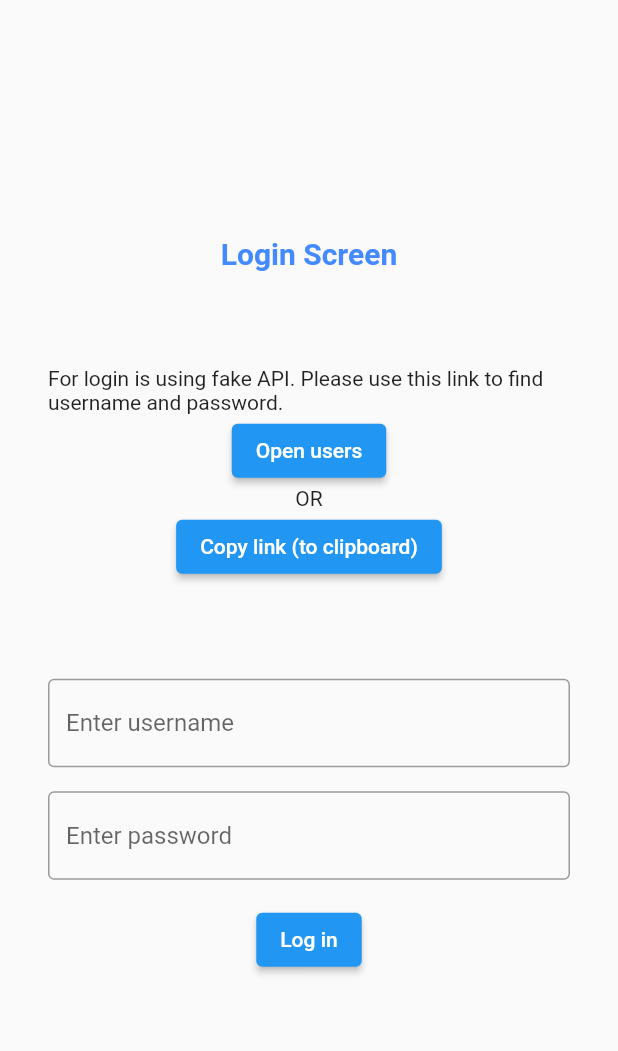
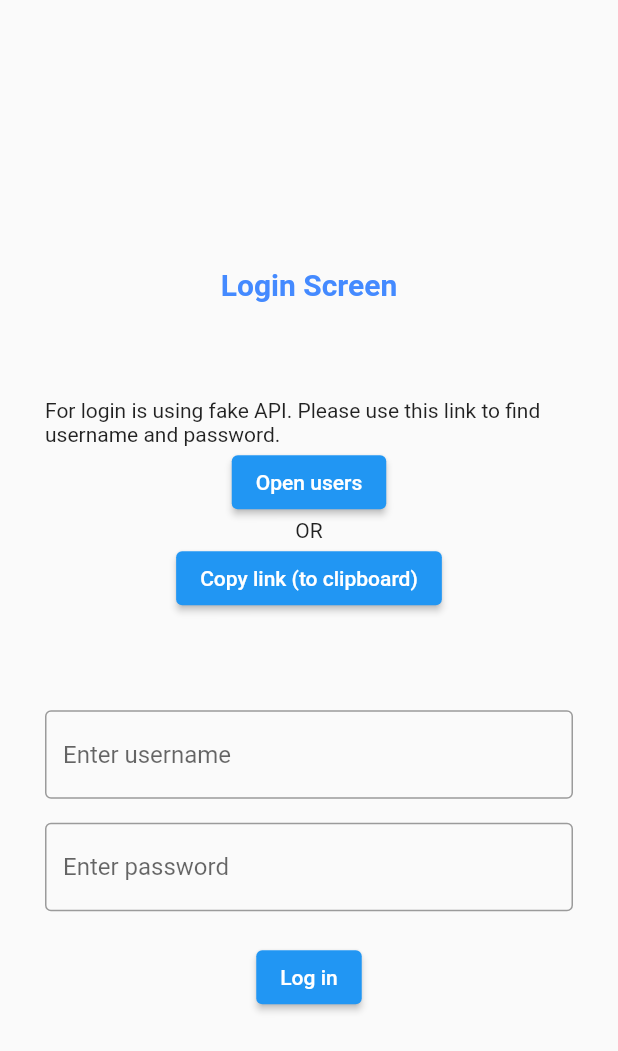
Before and after one commit to NikonovichN/transaction_task, a Flutter app: the screen it shows after launch, on a phone screen of 412 x 824 dp. Shown: the top 1051 px of the screen. Run offline on Flutter 3.47's test engine with Material 2 defaults, Android fonts, the phone set to English and light mode, and no system bars; our stand-ins replace bloc, flutter_bloc, freezed_annotation, go_router.

Commit message:
fix: improve layout, add redirection to transactions screen

```diff
--- a/lib/features/login/presentation/pages/login_screen.dart
+++ b/lib/features/login/presentation/pages/login_screen.dart
@@ -29,10 +29,13 @@ class LoginScreen extends StatelessWidget {
       ),
       child: Scaffold(
         body: Center(
-          child: Column(
-            mainAxisAlignment: MainAxisAlignment.center,
+          child: ListView(
+            padding: const EdgeInsets.all(30),
+            shrinkWrap: true,
             children: [
-              const Text(
+              const SizedBox(height: 30),
+              const Center(
+                child: Text(
                   'Login Screen',
                   style: TextStyle(
                     fontWeight: FontWeight.bold,
@@ -40,27 +43,26 @@ class LoginScreen extends StatelessWidget {
                     color: Colors.blueAccent,
                   ),
                 ),
+              ),
               const SizedBox(height: 64),
-              const Padding(
-                padding: EdgeInsets.symmetric(horizontal: 32),
-                child: Text(
+              const Text(
                 'For login is using fake API. Please use this link to find username and password.',
               ),
-              ),
-              ElevatedButton(
+              Center(
+                child: ElevatedButton(
                   onPressed: _launchUrl,
                   child: const Text('Open users'),
                 ),
-              const Text('OR'),
-              ElevatedButton(
+              ),
+              const Center(child: Text('OR')),
+              Center(
+                child: ElevatedButton(
                   onPressed: _setClipBoard,
                   child: const Text('Copy link (to clipboard)'),
                 ),
+              ),
               const SizedBox(height: 64),
-              Padding(
-                padding: const EdgeInsets.symmetric(horizontal: 32),
-                child: LoginForm(),
-              )
+              LoginForm(),
             ],
           ),
         ),
--- a/lib/features/login/presentation/widgets/login_form.dart
+++ b/lib/features/login/presentation/widgets/login_form.dart
@@ -1,6 +1,7 @@
 import 'package:flutter/material.dart';
 
 import 'package:flutter_bloc/flutter_bloc.dart';
+import 'package:go_router/go_router.dart';
 
 import '../bloc/user_bloc.dart';
 import '../../../../core/core.dart';
@@ -39,16 +40,18 @@ class LoginForm extends StatelessWidget {
               hintText: _passwordHint,
             ),
           ),
+          const SizedBox(height: 20),
           BlocConsumer<UserBloc, UserState>(
             listener: (context, state) => state.whenOrNull(
               errorLogIn: (state) => ScaffoldMessenger.of(context).showSnackBar(
                 errorSnackBar(_loginError(state)),
               ),
+              // TODO: would be better to move navigation to router higher
+              // or maybe create service with login/token
+              successLogIn: () => context.go('/$listTransactionsScreen'),
             ),
             builder: (context, state) {
-              return Padding(
-                padding: const EdgeInsets.symmetric(vertical: 16),
-                child: Center(
+              return Center(
                 child: state.maybeMap(
                   orElse: () => ElevatedButton(
                     // TODO: add validation
@@ -64,7 +67,6 @@ class LoginForm extends StatelessWidget {
                   ),
                   loading: (_) => const CircularProgressIndicator(),
                 ),
-                ),
               );
             },
           ),
```
Lines whose indentation alone changed are shown as unchanged.
